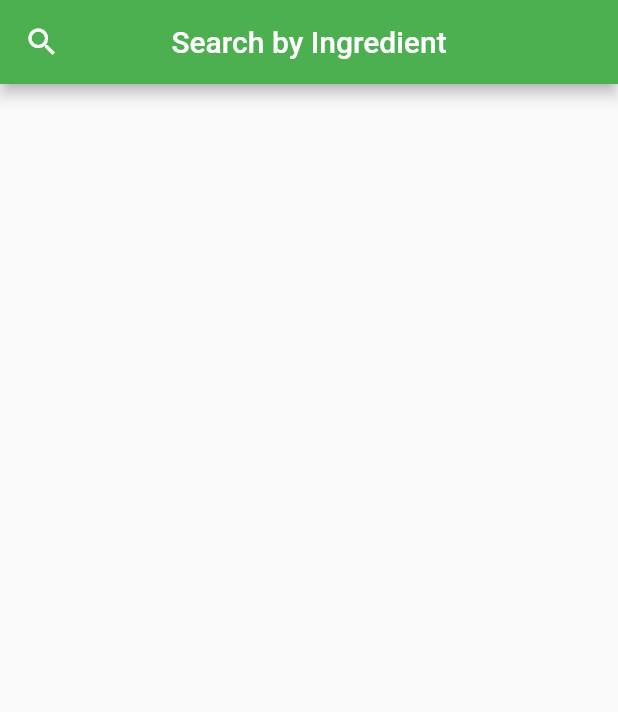
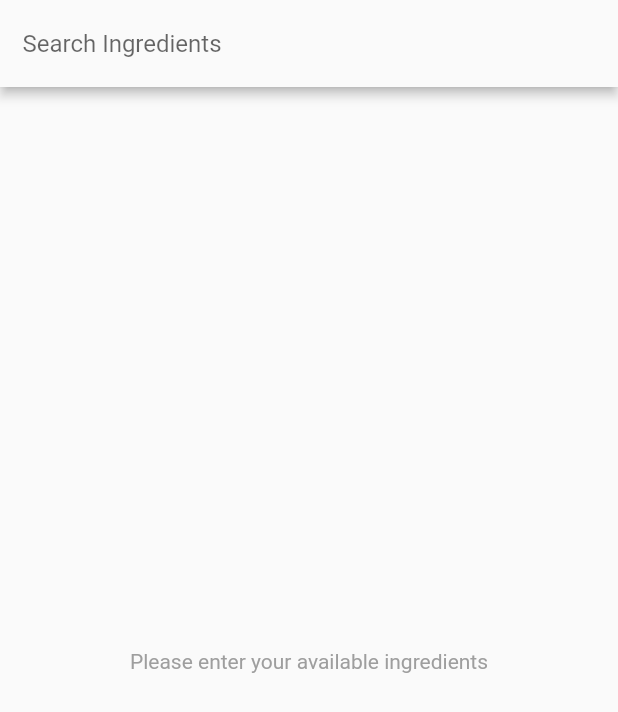
Before and after one commit to mariecrane/PotLuck, a Flutter app: the screen it shows after launch, on a phone screen of 412 x 824 dp. Shown: the top 712 px of the screen. Run offline on Flutter 3.47's test engine with Material 2 defaults, Android fonts, the phone set to English and light mode, and no system bars; our stand-ins replace bloc, flutter_bloc.

Commit message:
Overwrote with Preston's version

```diff
--- a/lib/main.dart
+++ b/lib/main.dart
@@ -1,132 +1,192 @@
+import 'dart:math';
+
 import 'package:flutter/material.dart';
+import 'package:flutter_bloc/flutter_bloc.dart';
 
-void main() => runApp(new MyApp());
+import 'search.dart';
+
+void main() => runApp(MyApp());
 
 class MyApp extends StatelessWidget {
   @override
   Widget build(BuildContext context) {
-    return new MaterialApp(
-      title: 'PotLuck Demo',
-      theme: new ThemeData(
-        primarySwatch: Colors.green,
+    return MaterialApp(
+      title: 'PotLuck',
+      theme: ThemeData(
+        primarySwatch: Colors.blue,
       ),
-      home: new SearchPage(),
+      home: HomePage(title: 'PotLuck Search Page'),
     );
   }
 }
 
-class SearchPage extends StatefulWidget {
-  @override
-  _SearchPageState createState() => new _SearchPageState();
-}
+class HomePage extends StatelessWidget {
+  final String title;
 
-class _SearchPageState extends State<SearchPage> {
-  // final formKey = new GlobalKey<FormState>();
-  // final key = new GlobalKey<ScaffoldState>();
-  final TextEditingController _filter = new TextEditingController();
-  //final dio = new Dio();
-  String _searchText = "";
-  List names = new List();
-  List filteredNames = new List();
-  Icon _searchIcon = new Icon(Icons.search);
-  Widget _appBarTitle = new Text( 'Search by Ingredient' );
-
-  _SearchPageState() {
-    _filter.addListener(() {
-      if (_filter.text.isEmpty) {
-        setState(() {
-          _searchText = "";
-          filteredNames = names;
-        });
-      } else {
-        setState(() {
-          _searchText = _filter.text;
-        });
-      }
-    });
-  }
+  HomePage({this.title});
 
   @override
-  void initState() {
-    this._getNames();
-    super.initState();
-  }
-
   Widget build(BuildContext context) {
     return Scaffold(
-      appBar: _buildBar(context),
-      body: Container(
-        child: _buildList(),
-      ),
-      resizeToAvoidBottomPadding: false,
-    );
-  }
-
-  Widget _buildBar(BuildContext context) {
-    return new AppBar(
-      centerTitle: true,
-      title: _appBarTitle,
-      leading: new IconButton(
-        icon: _searchIcon,
-        onPressed: _searchPressed,
-
+      body: SafeArea(
+        child: BlocProvider(
+          builder: (context) => SearchBloc(),
+          child: Column(
+            children: <Widget>[
+              SearchBar(),
+              SearchBody(),
+            ],
+          ),
+        ),
       ),
     );
   }
+}
 
-  Widget _buildList() {
-    if (!(_searchText.isEmpty)) {
-      List tempList = new List();
-      for (int i = 0; i < filteredNames.length; i++) {
-        if (filteredNames[i]['name'].toLowerCase().contains(_searchText.toLowerCase())) {
-          tempList.add(filteredNames[i]);
-        }
-      }
-      filteredNames = tempList;
-    }
-    return ListView.builder(
-      itemCount: names == null ? 0 : filteredNames.length,
-      itemBuilder: (BuildContext context, int index) {
-        return new ListTile(
-          title: Text(filteredNames[index]['name']),
-          onTap: () => print(filteredNames[index]['name']),
-        );
-      },
+class SearchBar extends StatelessWidget {
+  @override
+  Widget build(BuildContext context) {
+    // Just a type of container that has certain properties we can use
+    return Material(
+      // Controls how large of a shadow this should have
+      elevation: 3.0,
+      child: Padding(
+        // Adds some padding around our TextField
+        padding: const EdgeInsets.symmetric(
+          vertical: 5.0,
+          horizontal: 15.0,
+        ),
+        child: TextField(
+          // Type of "Done" button to show on keyboard
+          textInputAction: TextInputAction.search,
+          decoration: InputDecoration(
+            border: InputBorder.none,
+            // Shows when TextField is empty
+            hintText: "Search Ingredients",
+          ),
+          onSubmitted: (value) {
+            BlocProvider.of<SearchBloc>(context).dispatch(
+              Submit(),
+//              SearchEvent(value, submitted: true),
+            );
+          },
+          onChanged: (value) {
+            BlocProvider.of<SearchBloc>(context).dispatch(
+              QueryChange(value),
+            );
+          },
+        ),
+      ),
     );
   }
+}
 
-  void _searchPressed() {
-    setState(() {
-      if (this._searchIcon.icon == Icons.search) {
-        this._searchIcon = new Icon(Icons.close);
-        this._appBarTitle = new TextField(
-          controller: _filter,
-          decoration: new InputDecoration(
-              prefixIcon: new Icon(Icons.search),
-              hintText: 'i.e. apple, banana, carrot...'
-          ),
+class SearchBody extends StatelessWidget {
+  final SliverGridDelegate _gridDelegate;
+
+  SearchBody()
+      : _gridDelegate = SliverGridDelegateWithFixedCrossAxisCount(
+          // This is how many results we want in one row
+          crossAxisCount: 2,
+
+          // This is the vertical spacing between our results
+          mainAxisSpacing: 5.0,
+
+          // This is the horizontal spacing between our results
+          crossAxisSpacing: 5.0,
         );
-      } else {
-        this._searchIcon = new Icon(Icons.search);
-        this._appBarTitle = new Text( 'Search Example' );
-        filteredNames = names;
-        _filter.clear();
-      }
-    });
+
+  @override
+  Widget build(BuildContext context) {
+    return Expanded(
+      child: Padding(
+        padding: const EdgeInsets.symmetric(horizontal: 8.0),
+        child: BlocBuilder<SearchBloc, SearchState>(
+          /*
+                   * This function is called on every change in our app's state.
+                   * This allows us to show different UI depending on the status
+                   * of our search (not submitted, loading, finished, error).
+                   */
+          builder: (context, state) {
+            // Nothing has been searched yet; show tip/hint
+            if (state is InitialState) {
+              return Center(
+                child: Text(
+                  "Please enter your available ingredients",
+                  style: TextStyle(color: Colors.grey),
+                ),
+              );
+            }
+
+            // In the progress of searching; show loading animation
+            if (state is SearchInProgress) {
+              return Center(
+                child: CircularProgressIndicator(),
+              );
+            }
+
+            // TODO: Add an error condition
+
+            var results = (state as SearchSuccessful).results;
+            if (results.length == 0) {
+              return Center(
+                child: Text(
+                  "No recipes were found",
+                  style: TextStyle(color: Colors.grey),
+                ),
+              );
+            }
+
+            // Search results returned; show formatted list of results
+            return GridView.builder(
+              // See above for explanation of this
+              gridDelegate: _gridDelegate,
+              itemCount: results.length,
+              /*
+                       * This function is called once for each grid item created.
+                       * This allows us to build items dynamically as the user
+                       * scrolls, using the index to know which item we're on.
+                       */
+              itemBuilder: (context, index) {
+                return RecipeResult(results[index]);
+              },
+            );
+          },
+        ),
+      ),
+    );
   }
+}
 
-  void _getNames() async {
-    //final response = await dio.get('https://swapi.co/api/people');
-    List tempList = new List();
-    //for (int i = 0; i < response.data['results'].length; i++) {
-      //tempList.add(response.data['results'][i]);
-    }
-    //setState(() {
-      //names = tempList;
-      //names.shuffle();
-      //filteredNames = names;
-    //});
-  //}
+class RecipeResult extends StatelessWidget {
+  final SearchResult data;
 
+  RecipeResult(this.data);
 
+  @override
+  Widget build(BuildContext context) {
+    // A container with rounded corners and a shadow by default
+    return Card(
+      color: Colors.red[300],
+      elevation: 2.0,
+      // Lay out our item as a square with header, footer, body
+      child: GridTile(
+        // Multiline header/footer designed for use in GridTile
+        header: GridTileBar(
+          backgroundColor: Color.fromARGB(64, 255, 255, 255),
+          title: Text(data.recipeName),
+          subtitle: Text("Matched Ingredients List"),
+        ),
+        footer: GridTileBar(
+          backgroundColor: Color.fromARGB(64, 127, 127, 127),
+          title: Text(Random().nextInt(5).toString() + " Missing Ingredients"),
+          subtitle: Text("Missing Ingredients List"),
+        ),
+        // This could be a thumbnail for our recipe result later
+        child: Center(
+          child: FlutterLogo(),
+        ),
+      ),
+    );
+  }
 }
--- /dev/null
+++ b/lib/search.dart
@@ -0,0 +1,119 @@
+import 'package:bloc/bloc.dart';
+
+// Encodes all the data that is returned by our recipe API interface
+// (Can be expanded later)
+class SearchResult {
+  final String recipeName;
+
+  SearchResult({this.recipeName});
+}
+
+// Encodes the type and data of events coming from our search UI
+abstract class SearchEvent {}
+
+class Submit extends SearchEvent {}
+
+class QueryChange extends SearchEvent {
+  final String searchString;
+  QueryChange(this.searchString);
+}
+
+// Encodes the status and data of results returned from our recipe API interface
+abstract class SearchState {}
+
+class InitialState extends SearchState {}
+
+class SearchInProgress extends SearchState {}
+
+class SearchSuccessful extends SearchState {
+  final List<SearchResult> results;
+  SearchSuccessful(this.results);
+}
+
+// Connects our business logic with our UI code in an extensible way
+class SearchBloc extends Bloc<SearchEvent, SearchState> {
+  String _searchString;
+
+  @override
+  SearchState get initialState => InitialState();
+
+  // TODO: Add an error condition
+  @override
+  Stream<SearchState> mapEventToState(SearchEvent event) async* {
+    // Keep track of the current query
+    if (event is QueryChange) {
+      _searchString = event.searchString;
+    }
+    // Commence a search if our user hit submit
+    if (event is Submit) {
+      if (_searchString != "") {
+        // Let our UI know we're currently performing a search
+        yield SearchInProgress();
+
+        // This is a horrible workaround but somehow the only working one to
+        // get our SearchInProgress state to actually send
+        // Hopefully unneeded when we put in real API calls?
+        await Future.delayed(Duration(milliseconds: 100));
+
+        // When our search returns results, pass them to the UI
+        var results =
+            await RecipeSearch.instance.getRecipeResults(_searchString);
+        yield SearchSuccessful(results);
+      } else {
+        // Nothing has been input; go back to initial state
+        yield InitialState();
+      }
+    }
+  }
+}
+
+class RecipeSearch {
+  RecipeSearch._privateConstructor();
+  static final RecipeSearch instance = RecipeSearch._privateConstructor();
+
+  final String _apiKey = "";
+
+  String addParamsToUrl(String url, Map<String, dynamic> params) {
+    if (params == null || params.length == 0) return url;
+
+    url = "$url?apiKey=$_apiKey";
+    params.forEach((key, value) {
+      // Insert key-value pairs into url parameter format
+      url = "$url$key=$value&";
+    });
+
+    // Remove unnecessary trailing ampersand
+    url.substring(0, url.length - 2);
+
+    return url;
+  }
+
+  // Fetches recipe results
+  Future<List<SearchResult>> getRecipeResults(String searchString) async {
+//    var url = addParamsToUrl(
+//      "https://api.spoonacular.com/recipes/complexSearch",
+//      <String, dynamic>{"includeIngredients": searchString},
+//    );
+//    debugPrint(url);
+//    var response = await http.get(url);
+//    var data = convert.jsonDecode(response.body);
+//
+//    int count = data["number"];
+//    var results = data["results"];
+//
+//    var resultList = List<SearchResult>();
+//    for (int i = 0; i < count; i++) {
+//      resultList.add(SearchResult(recipeName: results[i]["title"]));
+//    }
+    if (searchString == "ham,cheese") {
+      // TODO: Don't forget to remove artificial delay
+      await Future.delayed(Duration(seconds: 1));
+      return <SearchResult>[
+        SearchResult(recipeName: "Ham & Cheese Sandwich"),
+        SearchResult(recipeName: "Snack Crackers"),
+        SearchResult(recipeName: "Gourmet Crescent Rolls"),
+      ];
+    }
+    return List<SearchResult>();
+  }
+}
--- a/pubspec.yaml
+++ b/pubspec.yaml
@@ -19,6 +19,9 @@ environment:
 dependencies:
   flutter:
     sdk: flutter
+  bloc: ^0.15.0
+  flutter_bloc: ^0.21.0
+  http: ^0.12.0+2
 
   # The following adds the Cupertino Icons font to your application.
   # Use with the CupertinoIcons class for iOS style icons.
```
Also changed, not shown: pubspec.lock.
